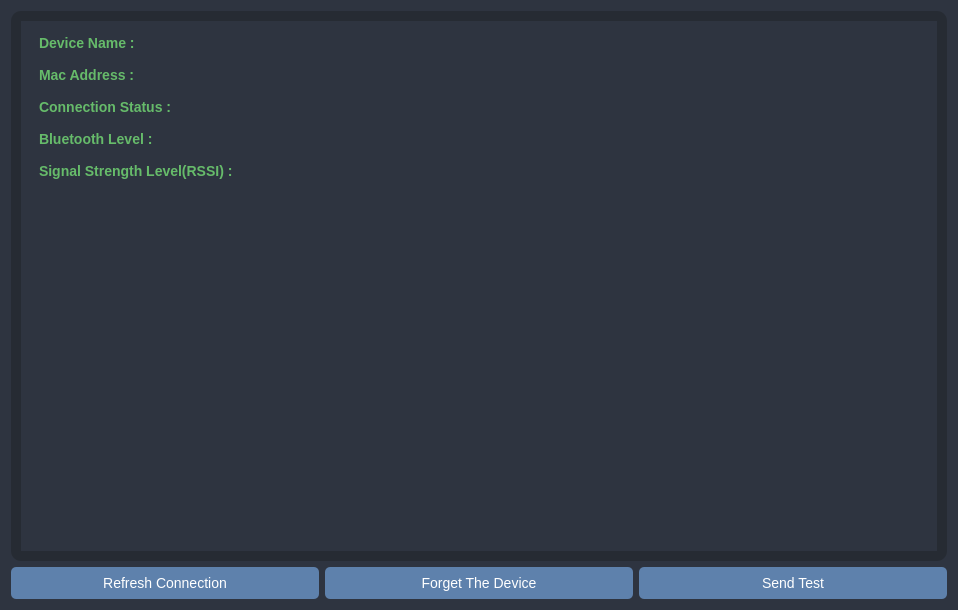
kuvvetliisik/mte_ble_agent, file deviceinfo.ui: the form before one commit.
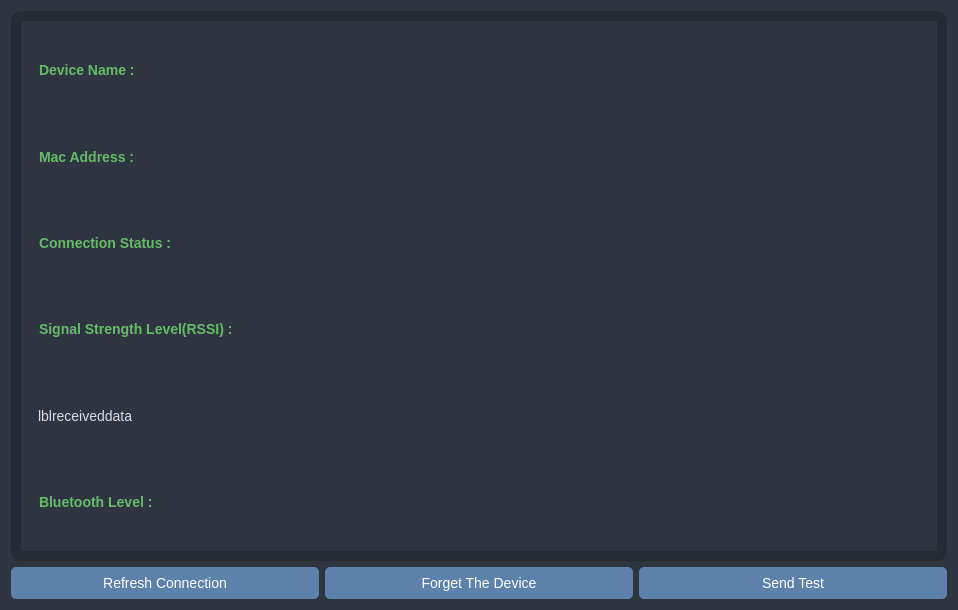
The form after the commit.

```diff
--- a/deviceinfo.ui
+++ b/deviceinfo.ui
@@ -154,8 +154,8 @@
          </property>
         </widget>
        </item>
-       <item row="1" column="0">
-        <widget class="QLabel" name="lblMacAddress">
+       <item row="5" column="0">
+        <widget class="QLabel" name="lblBluetoothVersion">
          <property name="styleSheet">
           <string notr="true">QLabel {
     font-size: 14px;
@@ -165,7 +165,7 @@
 </string>
          </property>
          <property name="text">
-          <string>Mac Address :</string>
+          <string>Bluetooth Level :</string>
          </property>
         </widget>
        </item>
@@ -185,21 +185,6 @@
         </widget>
        </item>
        <item row="3" column="0">
-        <widget class="QLabel" name="lblBluetoothVersion">
-         <property name="styleSheet">
-          <string notr="true">QLabel {
-    font-size: 14px;
-    font-weight: bold;
-    color: #66BB6A;
-}
-</string>
-         </property>
-         <property name="text">
-          <string>Bluetooth Level :</string>
-         </property>
-        </widget>
-       </item>
-       <item row="4" column="0">
         <widget class="QLabel" name="lblSignalStrength">
          <property name="styleSheet">
           <string notr="true">QLabel {
@@ -214,16 +199,25 @@
          </property>
         </widget>
        </item>
-       <item row="5" column="0">
-        <widget class="QTextEdit" name="textEditLogs">
+       <item row="1" column="0">
+        <widget class="QLabel" name="lblMacAddress">
          <property name="styleSheet">
-          <string notr="true">QTextEdit {
-    background-color: #2E3440; /* Koyu Gri */
-    color: #A3BE8C; /* Yeşil */
-    border-radius: 5px;
-    padding: 5px;
+          <string notr="true">QLabel {
+    font-size: 14px;
+    font-weight: bold;
+    color: #66BB6A;
 }
 </string>
+         </property>
+         <property name="text">
+          <string>Mac Address :</string>
+         </property>
+        </widget>
+       </item>
+       <item row="4" column="0">
+        <widget class="QLabel" name="lblReceivedData">
+         <property name="text">
+          <string>lblreceiveddata</string>
          </property>
         </widget>
        </item>
```
